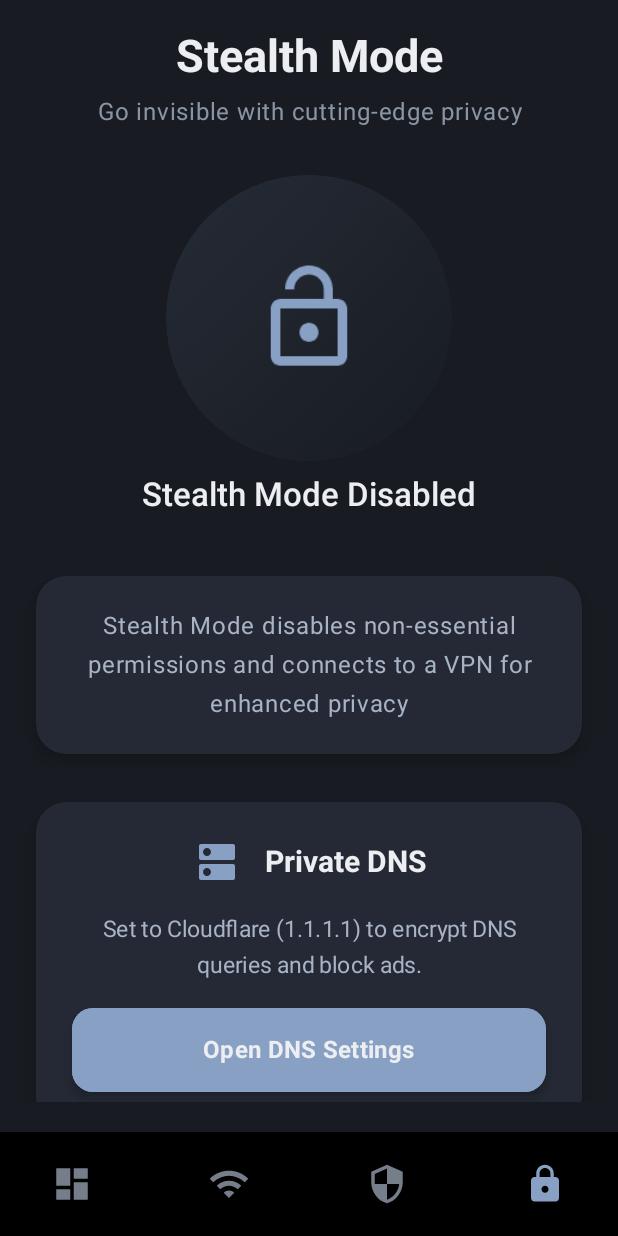
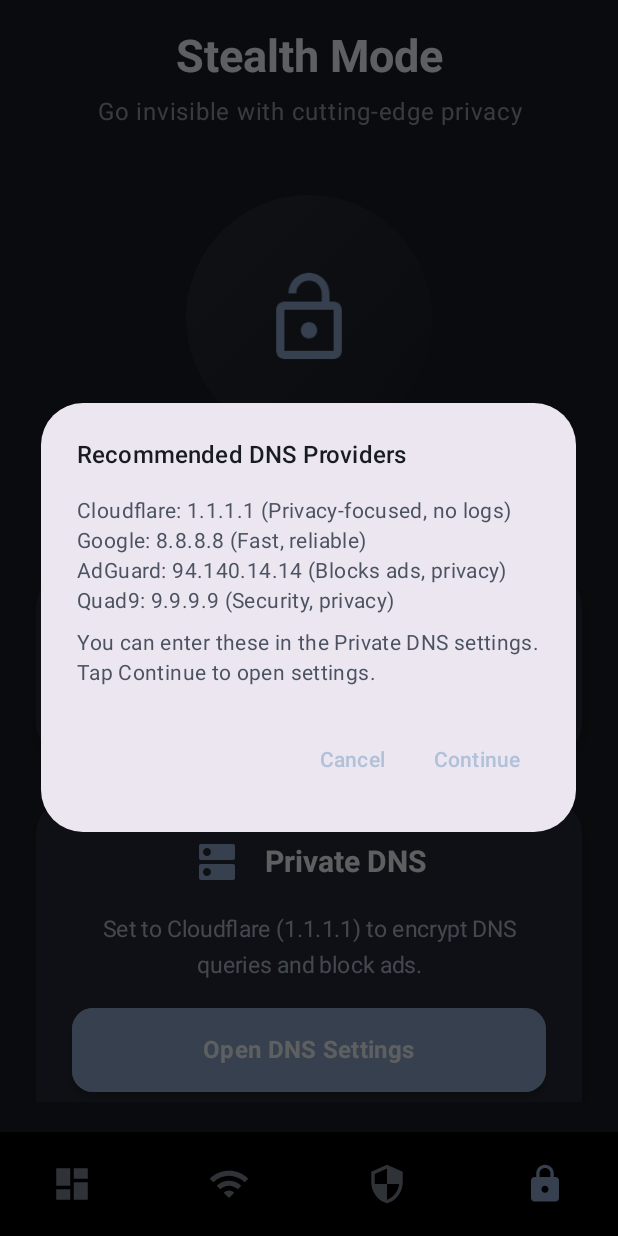
Before and after one commit to itza2k/privacyninja, an Android app built with Jetpack Compose: the StealthModeScreen screen opened through its navigation route, after a tap on "Open DNS Settings", on a phone screen of 412 x 824 dp. Run offline under Robolectric (Android 15) with nearby library versions, the phone set to English and light mode, and no system bars.

Commit message:
update: dns settings routing

```diff
--- a/app/src/main/java/com/itza2k/privacyninja/ui/screens/stealth/StealthModeScreen.kt
+++ b/app/src/main/java/com/itza2k/privacyninja/ui/screens/stealth/StealthModeScreen.kt
@@ -1,5 +1,8 @@
 package com.itza2k.privacyninja.ui.screens.stealth
 
+import android.os.Build
+import android.provider.Settings
+import android.content.Intent
 import androidx.compose.animation.AnimatedVisibility
 import androidx.compose.animation.core.RepeatMode
 import androidx.compose.animation.core.animateFloat
@@ -31,6 +34,7 @@ import androidx.compose.material.icons.Icons
 import androidx.compose.material.icons.filled.Dns
 import androidx.compose.material.icons.filled.Lock
 import androidx.compose.material.icons.filled.LockOpen
+import androidx.compose.material3.AlertDialog
 import androidx.compose.material3.Button
 import androidx.compose.material3.ButtonDefaults
 import androidx.compose.material3.Card
@@ -39,6 +43,7 @@ import androidx.compose.material3.Icon
 import androidx.compose.material3.MaterialTheme
 import androidx.compose.material3.Surface
 import androidx.compose.material3.Text
+import androidx.compose.material3.TextButton
 import androidx.compose.runtime.Composable
 import androidx.compose.runtime.collectAsState
 import androidx.compose.runtime.getValue
@@ -51,12 +56,14 @@ import androidx.compose.ui.draw.clip
 import androidx.compose.ui.draw.scale
 import androidx.compose.ui.draw.shadow
 import androidx.compose.ui.graphics.Brush
+import androidx.compose.ui.platform.LocalContext
 import androidx.compose.ui.platform.LocalUriHandler
 import androidx.compose.ui.res.stringResource
 import androidx.compose.ui.text.font.FontWeight
 import androidx.compose.ui.text.style.TextAlign
 import androidx.compose.ui.unit.dp
 import androidx.compose.ui.unit.sp
+import androidx.compose.ui.window.Dialog
 import com.itza2k.privacyninja.R
 import com.itza2k.privacyninja.repository.PrivacyRepository
 import com.itza2k.privacyninja.ui.theme.NinjaAccent
@@ -71,6 +78,9 @@ fun StealthModeScreen(stealthModeService: PrivacyRepository) {
     val isStealthModeEnabled by stealthModeService.isStealthModeEnabled.collectAsState(initial = false)
     var showActivationAnimation by remember { mutableStateOf(false) }
     val uriHandler = LocalUriHandler.current
+    val context = LocalContext.current
+    var showDnsDialog by remember { mutableStateOf(false) }
+    var showSensorDialog by remember { mutableStateOf(false) }
 
     Surface(
         modifier = Modifier.fillMaxSize(),
@@ -235,7 +245,7 @@ fun StealthModeScreen(stealthModeService: PrivacyRepository) {
                     Spacer(modifier = Modifier.height(20.dp))
 
                     Button(
-                        onClick = { stealthModeService.openPrivateDnsSettings() },
+                        onClick = { showDnsDialog = true },
                         modifier = Modifier
                             .fillMaxWidth()
                             .height(56.dp)
@@ -261,6 +271,117 @@ fun StealthModeScreen(stealthModeService: PrivacyRepository) {
                         )
                     }
                 }
+            }
+
+            if (showDnsDialog) {
+                AlertDialog(
+                    onDismissRequest = { showDnsDialog = false },
+                    title = { Text("Recommended DNS Providers") },
+                    text = {
+                        Column {
+                            Text("Cloudflare: 1.1.1.1 (Privacy-focused, no logs)")
+                            Text("Google: 8.8.8.8 (Fast, reliable)")
+                            Text("AdGuard: 94.140.14.14 (Blocks ads, privacy)")
+                            Text("Quad9: 9.9.9.9 (Security, privacy)")
+                            Spacer(modifier = Modifier.height(8.dp))
+                            Text("You can enter these in the Private DNS settings.\nTap Continue to open settings.")
+                        }
+                    },
+                    confirmButton = {
+                        TextButton(onClick = {
+                            showDnsDialog = false
+                            stealthModeService.openPrivateDnsSettings()
+                        }) { Text("Continue") }
+                    },
+                    dismissButton = {
+                        TextButton(onClick = { showDnsDialog = false }) { Text("Cancel") }
+                    }
+                )
+            }
+
+            Spacer(modifier = Modifier.height(32.dp))
+
+            // Sensors, Camera, Microphone Privacy Card
+            Card(
+                modifier = Modifier
+                    .fillMaxWidth()
+                    .shadow(6.dp, RoundedCornerShape(20.dp)),
+                colors = CardDefaults.cardColors(containerColor = NinjaDarkGrey.copy(alpha = 0.95f)),
+                shape = RoundedCornerShape(20.dp)
+            ) {
+                Column(
+                    modifier = Modifier.padding(24.dp),
+                    horizontalAlignment = Alignment.CenterHorizontally
+                ) {
+                    Row(verticalAlignment = Alignment.CenterVertically) {
+                        Icon(
+                            imageVector = Icons.Filled.Lock,
+                            contentDescription = "Sensors icon",
+                            tint = NinjaAccent,
+                            modifier = Modifier.size(32.dp)
+                        )
+                        Spacer(modifier = Modifier.width(16.dp))
+                        Text(
+                            text = "Sensors, Camera & Mic",
+                            style = MaterialTheme.typography.titleLarge.copy(fontSize = 20.sp),
+                            fontWeight = FontWeight.Bold,
+                            color = TextPrimary
+                        )
+                    }
+                    Spacer(modifier = Modifier.height(20.dp))
+                    Text(
+                        text = "For maximum privacy, you can disable sensors, camera, and microphone access for all apps. On Android 12+, you can use the system toggles.",
+                        style = MaterialTheme.typography.bodyMedium.copy(fontSize = 15.sp),
+                        textAlign = TextAlign.Center,
+                        color = TextSecondary,
+                        lineHeight = 24.sp
+                    )
+                    Spacer(modifier = Modifier.height(20.dp))
+                    Button(
+                        onClick = { showSensorDialog = true },
+                        modifier = Modifier
+                            .fillMaxWidth()
+                            .height(48.dp),
+                        shape = RoundedCornerShape(14.dp),
+                        colors = ButtonDefaults.buttonColors(
+                            containerColor = NinjaAccent,
+                            contentColor = TextPrimary
+                        )
+                    ) {
+                        Text("Open Privacy Settings")
+                    }
+                }
+            }
+
+            if (showSensorDialog) {
+                AlertDialog(
+                    onDismissRequest = { showSensorDialog = false },
+                    title = { Text("Sensors & Privacy") },
+                    text = {
+                        Column {
+                            Text("- Open the Privacy Dashboard to manage camera, mic, and location access.\n- On Android 12+, use the quick settings toggles for Camera/Mic.\n- You can also review app permissions for more control.")
+                        }
+                    },
+                    confirmButton = {
+                        TextButton(onClick = {
+                            showSensorDialog = false
+                            // Try to open privacy dashboard or app permissions
+                            try {
+                                if (Build.VERSION.SDK_INT >= 31) { // Android 12+
+                                    context.startActivity(Intent("android.settings.PRIVACY_DASHBOARD_SETTINGS"))
+                                } else {
+                                    context.startActivity(Intent(Settings.ACTION_APPLICATION_SETTINGS))
+                                }
+                            } catch (e: Exception) {
+                                // fallback
+                                context.startActivity(Intent(Settings.ACTION_SETTINGS))
+                            }
+                        }) { Text("Continue") }
+                    },
+                    dismissButton = {
+                        TextButton(onClick = { showSensorDialog = false }) { Text("Cancel") }
+                    }
+                )
             }
 
             Spacer(modifier = Modifier.height(35.dp))
```
